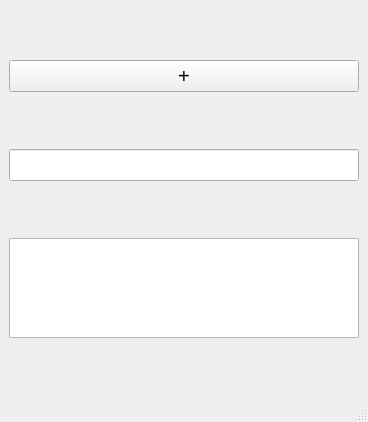
Old version of the form PyLearnAppToDoList/main_window.ui in the repository MSaberian/PyLearnApp.
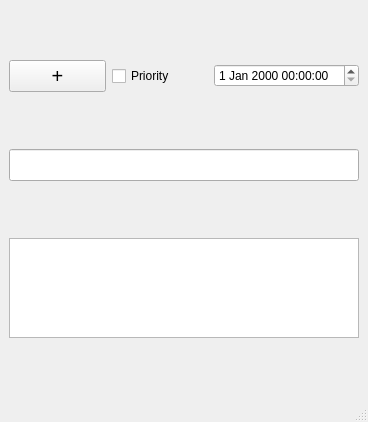
New version of the form. Icons and pictures are not drawn.

Commit message: add date and priority

```diff
--- a/PyLearnAppToDoList/main_window.ui
+++ b/PyLearnAppToDoList/main_window.ui
@@ -29,6 +29,8 @@
      <layout class="QGridLayout" name="gl_tasks"/>
     </item>
     <item>
+     <layout class="QHBoxLayout" name="horizontalLayout">
+      <item>
      <widget class="QPushButton" name="btn_newtask">
       <property name="font">
        <font>
@@ -39,6 +41,18 @@
        <string>+</string>
       </property>
      </widget>
+      </item>
+      <item>
+       <widget class="QCheckBox" name="cb_priority">
+        <property name="text">
+         <string>Priority</string>
+        </property>
+       </widget>
+      </item>
+      <item>
+       <widget class="QDateTimeEdit" name="dateTimeEdit"/>
+      </item>
+     </layout>
     </item>
     <item>
      <widget class="QLineEdit" name="tb_new_task_title">
```
Lines whose indentation alone changed are shown as unchanged. The commit also changes 118 other files.
